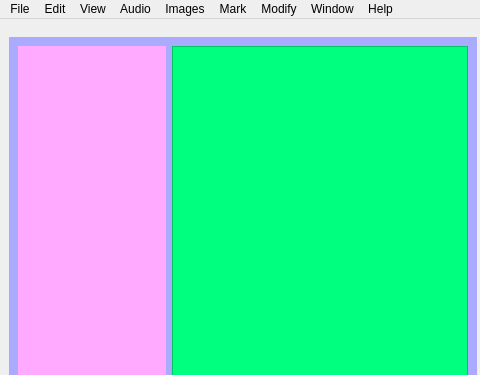
Above: src/gui/videoeditor.ui from vrushank-agrawal/CSE201-VCREST- before the change; both pictures show x 0 to 480 and y 0 to 375 of the 1077 by 633 pixel window. Below: the same form after it.
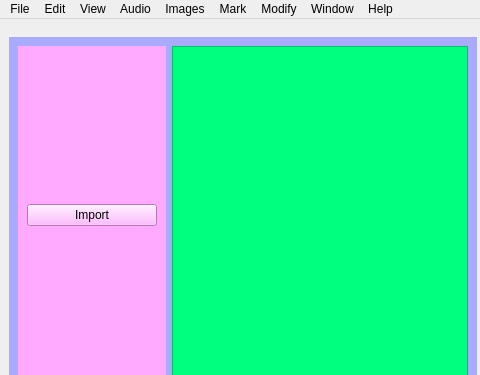
That is the form after the change. Icons and pictures are not drawn.

Commit message: Finish import button to extract file path

What changed in the file:
```diff
--- a/src/gui/videoeditor.ui
+++ b/src/gui/videoeditor.ui
@@ -71,7 +71,24 @@
             <property name="styleSheet">
              <string notr="true">background: rgb(85, 255, 255)rgb(255, 170, 255)</string>
             </property>
-            <layout class="QGridLayout" name="gridLayout"/>
+            <layout class="QGridLayout" name="gridLayout">
+             <item row="0" column="0">
+              <widget class="QPushButton" name="ImportButton">
+               <property name="autoFillBackground">
+                <bool>false</bool>
+               </property>
+               <property name="text">
+                <string>Import</string>
+               </property>
+               <property name="default">
+                <bool>false</bool>
+               </property>
+               <property name="flat">
+                <bool>false</bool>
+               </property>
+              </widget>
+             </item>
+            </layout>
            </widget>
           </item>
           <item>
```
Left out of the diff: 2 changed lines with no effect on the pictures. The commit also changes 2 other files.
